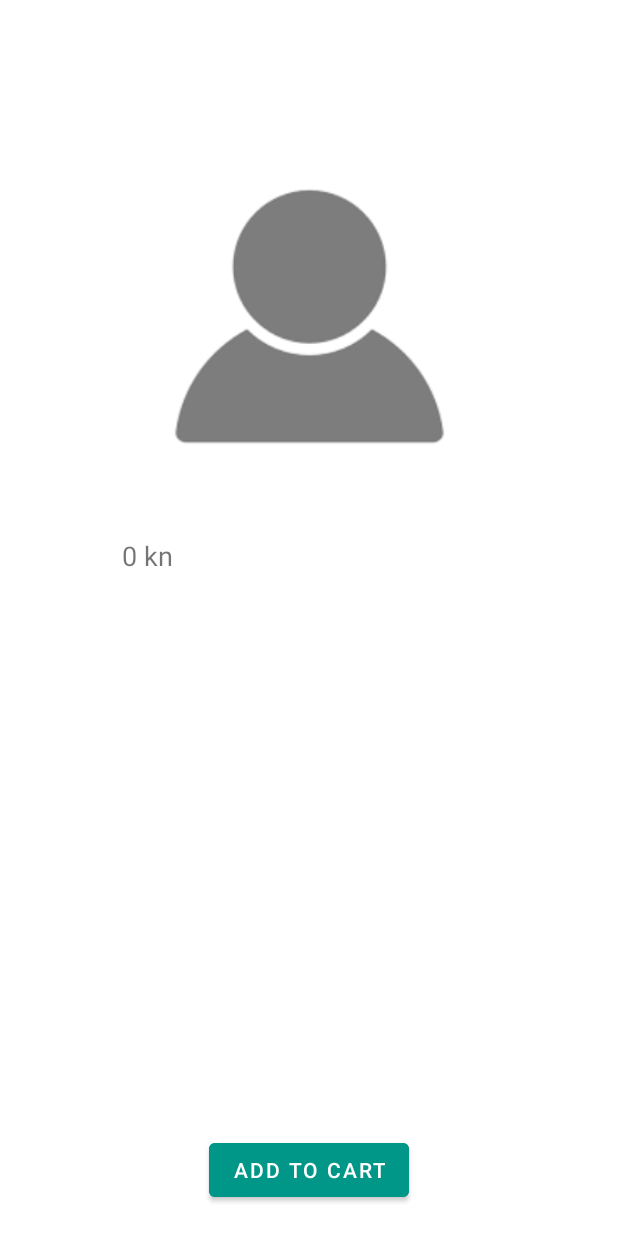
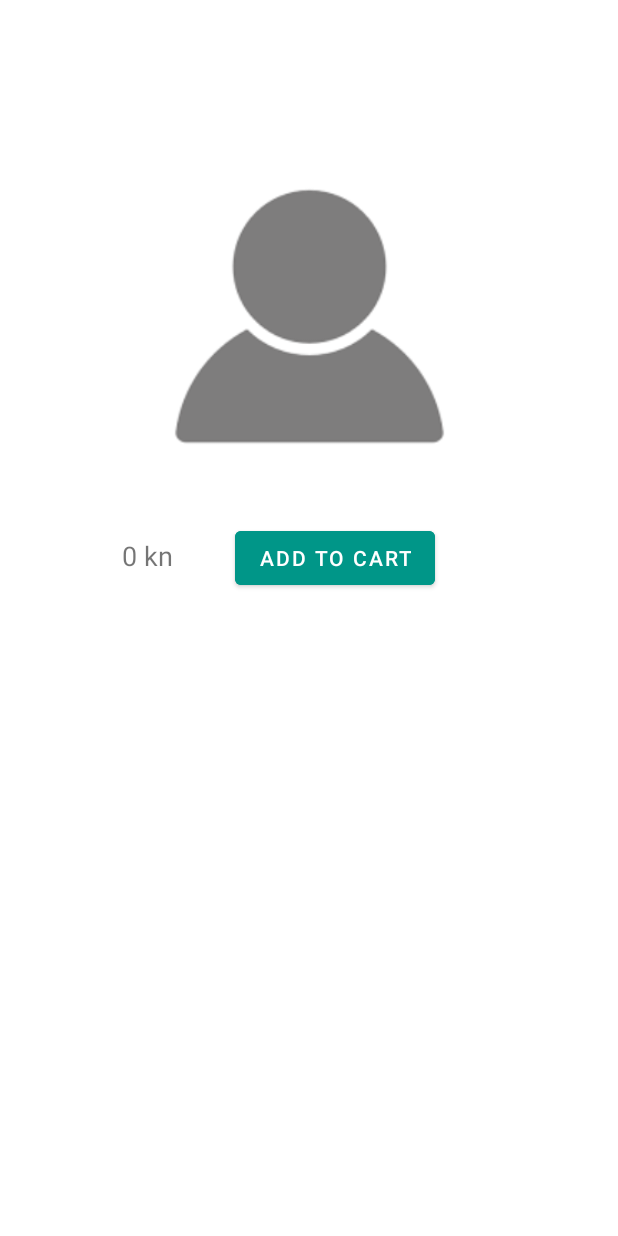
Before and after one commit to luluket/shop, an Android app: the ProductActivity screen opened directly, with no data from a screen before it, on a phone screen of 412 x 824 dp. Run offline under Robolectric (Android 15) with nearby library versions, the phone set to English and light mode, and no system bars; our stand-ins replace Firebase (no records; nobody signed in at launch, a user with empty details on screens opened directly), Picasso.

Commit message:
Design update

```diff
--- a/app/src/main/res/layout/product_details.xml
+++ b/app/src/main/res/layout/product_details.xml
@@ -1,5 +1,12 @@
 <?xml version="1.0" encoding="utf-8"?>
-<androidx.constraintlayout.widget.ConstraintLayout xmlns:android="http://schemas.android.com/apk/res/android"
+<ScrollView xmlns:android="http://schemas.android.com/apk/res/android"
+    xmlns:app="http://schemas.android.com/apk/res-auto"
+    xmlns:tools="http://schemas.android.com/tools"
+    android:layout_width="match_parent"
+    android:layout_height="match_parent"
+    android:fillViewport="true">
+
+    <androidx.constraintlayout.widget.ConstraintLayout xmlns:android="http://schemas.android.com/apk/res/android"
     xmlns:app="http://schemas.android.com/apk/res-auto"
     xmlns:tools="http://schemas.android.com/tools"
     android:layout_width="match_parent"
@@ -54,12 +61,13 @@
         android:id="@+id/addtoCart"
         android:layout_width="wrap_content"
         android:layout_height="wrap_content"
-        android:layout_marginBottom="20dp"
+        android:layout_marginTop="10dp"
         android:backgroundTint="#009688"
         android:text="Add to Cart"
         android:textColor="#FFFFFF"
-        app:layout_constraintBottom_toBottomOf="parent"
-        app:layout_constraintEnd_toEndOf="parent"
-        app:layout_constraintStart_toStartOf="parent" />
+        app:layout_constraintEnd_toEndOf="@+id/img"
+        app:layout_constraintStart_toEndOf="@+id/price"
+        app:layout_constraintTop_toBottomOf="@+id/img" />
 
 </androidx.constraintlayout.widget.ConstraintLayout>
+</ScrollView>
```
Also changed, not shown: app/src/main/res/layout/activity_home.xml (+7 -4 lines), app/src/main/res/layout/activity_login.xml (+7 -6 lines), app/src/main/res/layout/activity_profile.xml (+9 -2 lines), app/src/main/res/layout/activity_register.xml (+12 -9 lines), app/src/main/res/layout/category.xml (+4 -3 lines).
